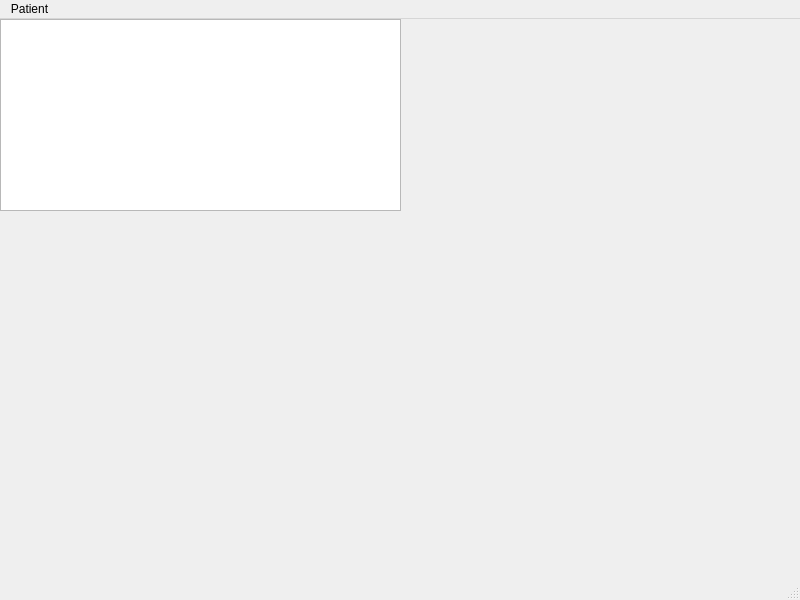
DINOZYAVIER/hospital-manager, file forms/mainwindow.ui: the form before one commit.
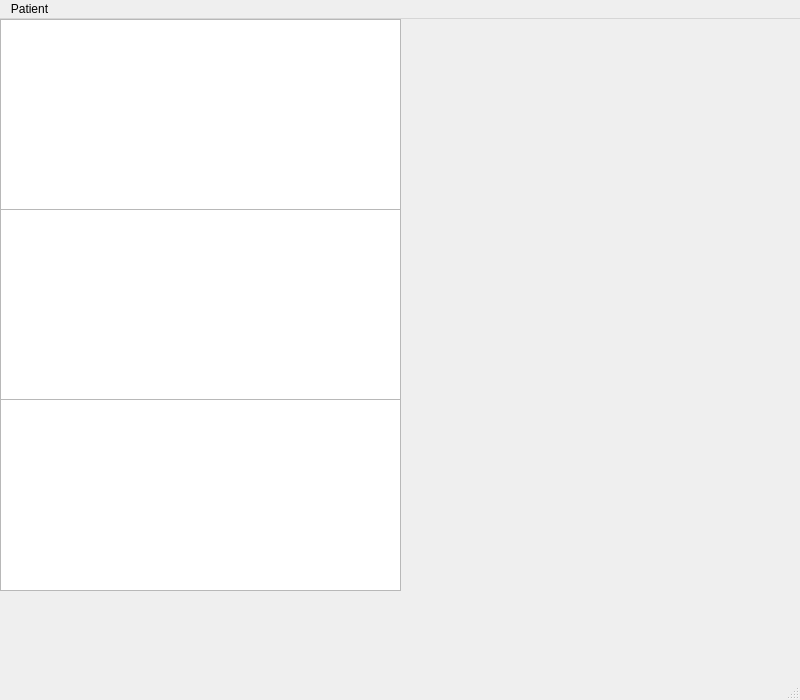
The form after the commit.

```diff
--- a/forms/mainwindow.ui
+++ b/forms/mainwindow.ui
@@ -7,7 +7,7 @@
     <x>0</x>
     <y>0</y>
     <width>800</width>
-    <height>600</height>
+    <height>700</height>
    </rect>
   </property>
   <property name="windowTitle">
@@ -39,6 +39,56 @@
      <bool>false</bool>
     </attribute>
    </widget>
+   <widget class="QTableView" name="recordTable">
+    <property name="geometry">
+     <rect>
+      <x>0</x>
+      <y>190</y>
+      <width>401</width>
+      <height>192</height>
+     </rect>
+    </property>
+    <property name="sizePolicy">
+     <sizepolicy hsizetype="Expanding" vsizetype="Expanding">
+      <horstretch>0</horstretch>
+      <verstretch>0</verstretch>
+     </sizepolicy>
+    </property>
+    <property name="horizontalScrollBarPolicy">
+     <enum>Qt::ScrollBarAsNeeded</enum>
+    </property>
+    <property name="sizeAdjustPolicy">
+     <enum>QAbstractScrollArea::AdjustToContents</enum>
+    </property>
+    <attribute name="verticalHeaderVisible">
+     <bool>false</bool>
+    </attribute>
+   </widget>
+   <widget class="QTableView" name="radiograpghTable">
+    <property name="geometry">
+     <rect>
+      <x>0</x>
+      <y>380</y>
+      <width>401</width>
+      <height>192</height>
+     </rect>
+    </property>
+    <property name="sizePolicy">
+     <sizepolicy hsizetype="Expanding" vsizetype="Expanding">
+      <horstretch>0</horstretch>
+      <verstretch>0</verstretch>
+     </sizepolicy>
+    </property>
+    <property name="horizontalScrollBarPolicy">
+     <enum>Qt::ScrollBarAsNeeded</enum>
+    </property>
+    <property name="sizeAdjustPolicy">
+     <enum>QAbstractScrollArea::AdjustToContents</enum>
+    </property>
+    <attribute name="verticalHeaderVisible">
+     <bool>false</bool>
+    </attribute>
+   </widget>
   </widget>
   <widget class="QMenuBar" name="menubar">
    <property name="geometry">
```
Left out of the diff: 2 changed lines with no effect on the pictures.
